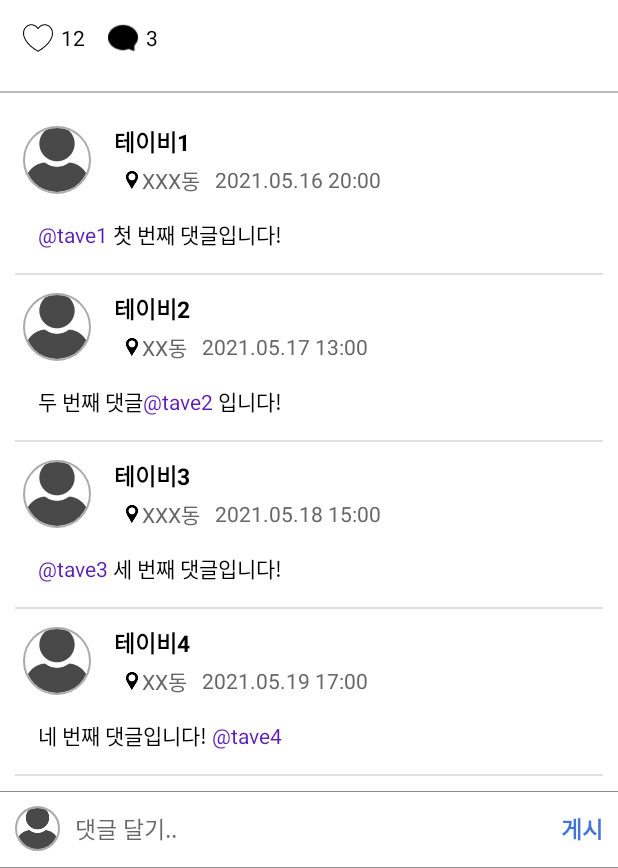
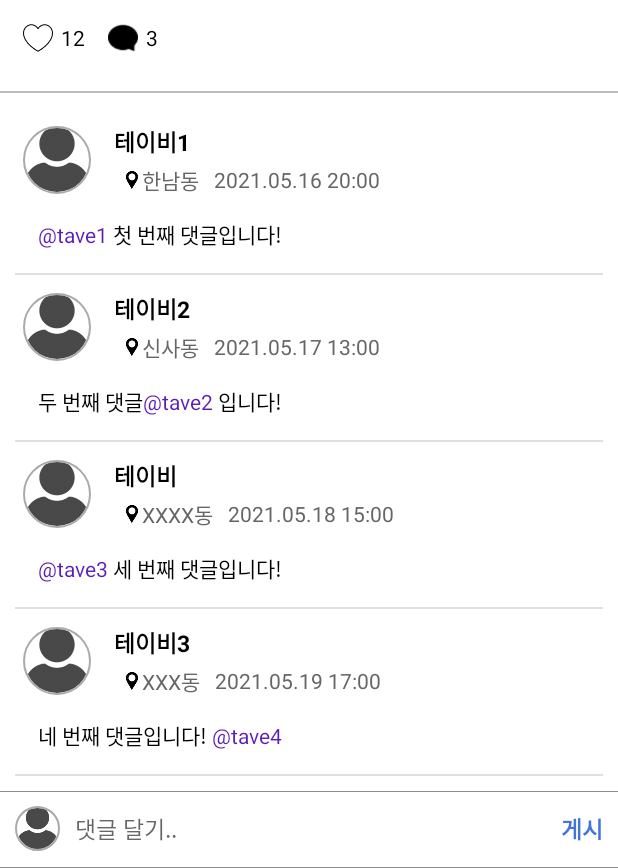
Before and after one commit to Tave7-DobDob/DobDob-Android, an Android app: the PostActivity screen opened directly, with no data from a screen before it, scrolled down 341 dp, on a phone screen of 412 x 824 dp, the part 368-1236 px from its top. Run offline under Robolectric (Android 15) with nearby library versions, the phone set to English and light mode, and no system bars; our stand-ins replace CircleImageView; libraries missing offline, so code that uses them is left out: me.relex.circleindicator; plain views replace CircleIndicator3; pictures from the network do not load; 13 statements that could not run were skipped.

Commit message:
2021.06.12 UI 수정 및 보완 12차(Parcelable로 모두 교체)

```diff
--- a/app/src/main/java/com/tave7/dobdob/PostActivity.java
+++ b/app/src/main/java/com/tave7/dobdob/PostActivity.java
@@ -53,8 +53,8 @@ public class PostActivity extends AppCompatActivity {
     boolean isDeleted = false;      //MainActivity에 전달해야 함(글을 삭제했는 지)
 
     NestedScrollView svEntirePost;
-    EditText etTitle, etContent, etTag;
-    TextView tvAddPhotos, tvHeartNums, tvCommentNums, tvTag;
+    EditText etTitle, etContent;
+    TextView tvAddPhotos, tvHeartNums, tvCommentNums;
     CircleIndicator3 indicator;
     PostPhotosPagerAdapter photoAdapter;
     ImageView ivHeart;
@@ -70,8 +70,8 @@ public class PostActivity extends AppCompatActivity {
         super.onCreate(savedInstanceState);
         setContentView(R.layout.activity_post);
 
-        seeUserInfo = (UserInfo) getIntent().getSerializableExtra("seeUserInfo");     //지금 화면을 보고 있는 사용자의 정보
-        postInfo = (PostInfoSimple) getIntent().getSerializableExtra("postInfo");     //TODO: DB에서 가져올 것인가(Extra로 안받아도됨)? 아니면 저장되어 있는 것을 보여줄 것인가?
+        seeUserInfo = (UserInfo) getIntent().getParcelableExtra("seeUserInfo");     //지금 화면을 보고 있는 사용자의 정보
+        postInfo = (PostInfoSimple) getIntent().getParcelableExtra("postInfo");     //TODO: DB에서 가져올 것인가(Extra로 안받아도됨)? 아니면 저장되어 있는 것을 보여줄 것인가?
 
         isWriter = seeUserInfo.getUserName().equals(postInfo.getWriterName());
 
@@ -93,10 +93,6 @@ public class PostActivity extends AppCompatActivity {
             tvHeartNums.setText(String.valueOf(postInfo.getHeartUsers().size()));
         tvCommentNums = findViewById(R.id.post_commentNum);
             tvCommentNums.setText(String.valueOf(postInfo.getCommentNum()));        //TODO: 수정 요망!
-        tvTag = findViewById(R.id.post_tag);
-            tvTag.setVisibility(View.GONE);
-        etTag = findViewById(R.id.post_etTag);
-            etTag.setVisibility(View.GONE);
         llTag = findViewById(R.id.post_LinearTag);
             if (postInfo.getPostTag().size() != 0) {
                 for (String tagName : postInfo.getPostTag()){
@@ -115,8 +111,8 @@ public class PostActivity extends AppCompatActivity {
                         Intent showContainTagPost = new Intent(PostActivity.this, TagPostActivity.class);
                         Bundle sctBundle = new Bundle();
                             sctBundle.putString("tagName", searchTag);
-                            sctBundle.putSerializable("tagPostLists", searchTagPosts(searchTag));       //어떻게?
-                            sctBundle.putSerializable("userInfo", seeUserInfo);
+                            sctBundle.putParcelableArrayList("tagPostLists", searchTagPosts(searchTag));       //어떻게?
+                            sctBundle.putParcelable("userInfo", seeUserInfo);
                         showContainTagPost.putExtras(sctBundle);
                         startActivity(showContainTagPost);
                         finish();
@@ -162,10 +158,10 @@ public class PostActivity extends AppCompatActivity {
 
         //TODO: 임시 commentList 생성(commentList는 Post와 연결되어 있어야 함)
             commentList = new ArrayList<>();
-            commentList.add(new CommentInfo("", "테이비1", "XXX동", "2021.05.16 20:00", "@tave1 첫 번째 댓글입니다!"));
-            commentList.add(new CommentInfo("", "테이비2", "XX동", "2021.05.17 13:00", "두 번째 댓글@tave2 입니다!"));
-            commentList.add(new CommentInfo("", "테이비3", "XXX동", "2021.05.18 15:00", "@tave3 세 번째 댓글입니다!"));
-            commentList.add(new CommentInfo("", "테이비4", "XX동", "2021.05.19 17:00", "네 번째 댓글입니다! @tave4 "));
+            commentList.add(new CommentInfo(new UserInfo(null, "테이비1", "한남동"), "2021.05.16 20:00", "@tave1 첫 번째 댓글입니다!"));
+            commentList.add(new CommentInfo(new UserInfo(null, "테이비2", "신사동"), "2021.05.17 13:00", "두 번째 댓글@tave2 입니다!"));
+            commentList.add(new CommentInfo(new UserInfo(null, "테이비", "XXXX동"), "2021.05.18 15:00", "@tave3 세 번째 댓글입니다!"));
+            commentList.add(new CommentInfo(new UserInfo(null, "테이비3", "XXX동"), "2021.05.19 17:00", "네 번째 댓글입니다! @tave4 "));
 
         rvComments = findViewById(R.id.postComments);
         LinearLayoutManager manager = new LinearLayoutManager(PostActivity.this, LinearLayoutManager.VERTICAL,false);
@@ -251,8 +247,7 @@ public class PostActivity extends AppCompatActivity {
                 @SuppressLint("SimpleDateFormat") SimpleDateFormat sdf = new SimpleDateFormat("yyyy.MM.dd HH:mm:ss");
                 String date = sdf.format(calendar.getTime());
 
-                commentList.add(new CommentInfo(seeUserInfo.getUserProfileUrl(), seeUserInfo.getUserName(), seeUserInfo.getUserTown(),
-                        date, writeComment));
+                commentList.add(new CommentInfo(seeUserInfo, date, writeComment));
                 commentAdapter.notifyDataSetChanged();
 
                 tvCommentNums.setText(String.valueOf(commentList.size()));      //TODO: 추후에 postInfo와 CommentInfo를 연동해야 함!!
@@ -350,15 +345,11 @@ public class PostActivity extends AppCompatActivity {
 
         if (isEdit) {
             tvAddPhotos.setVisibility(View.VISIBLE);
-            tvTag.setVisibility(View.VISIBLE);
-            etTag.setVisibility(View.VISIBLE);
             rvComments.setVisibility(View.GONE);
             llWriteComment.setVisibility(View.GONE);
         }
         else {
             tvAddPhotos.setVisibility(View.GONE);
-            tvTag.setVisibility(View.GONE);
-            etTag.setVisibility(View.GONE);
             rvComments.setVisibility(View.VISIBLE);
             llWriteComment.setVisibility(View.VISIBLE);
         }
--- a/app/src/main/java/com/tave7/dobdob/TagPostActivity.java
+++ b/app/src/main/java/com/tave7/dobdob/TagPostActivity.java
@@ -27,8 +27,8 @@ public class TagPostActivity extends AppCompatActivity {
         super.onCreate(savedInstanceState);
         setContentView(R.layout.activity_tag_post);
 
-        ArrayList<PostInfoSimple> tagPostLists = (ArrayList<PostInfoSimple>) getIntent().getExtras().getSerializable("tagPostLists");
-        UserInfo userInfo = (UserInfo) getIntent().getExtras().getSerializable("userInfo");
+        ArrayList<PostInfoSimple> tagPostLists = getIntent().getExtras().getParcelableArrayList("tagPostLists");
+        UserInfo userInfo = (UserInfo) getIntent().getExtras().getParcelable("userInfo");
 
         Toolbar toolbar = (Toolbar) findViewById(R.id.tagPost_toolbar);      //툴바 설정
         setSupportActionBar(toolbar);
--- a/app/src/main/java/com/tave7/dobdob/adapter/CommentRecyclerAdapter.java
+++ b/app/src/main/java/com/tave7/dobdob/adapter/CommentRecyclerAdapter.java
@@ -53,8 +53,8 @@ public class CommentRecyclerAdapter extends RecyclerView.Adapter<CommentRecycler
     @Override
     public void onBindViewHolder(CommentRecyclerAdapter.CommentViewHolder holder, int position) {
         //holder.commenterProfile.setImageURI("");     //TODO: 이미지 URL을 보이게 함
-        holder.commenterName.setText(commentList.get(position).getCommenterName());
-        holder.commenterTown.setText(commentList.get(position).getCommenterTown());
+        holder.commenterName.setText(commentList.get(position).getCommenterInfo().getUserName());
+        holder.commenterTown.setText(commentList.get(position).getCommenterInfo().getUserTown());
         holder.commentTime.setText(commentList.get(position).getCommentTime());
         holder.comment.setText(commentList.get(position).getContent());
             Spannable span = (Spannable) holder.comment.getText();
@@ -99,7 +99,7 @@ public class CommentRecyclerAdapter extends RecyclerView.Adapter<CommentRecycler
             }
             holder.comment.setMovementMethod(LinkMovementMethod.getInstance());
 
-        if (seeUserInfo.getUserName().equals(commentList.get(position).getCommenterName())){
+        if (seeUserInfo.getUserName().equals(commentList.get(position).getCommenterInfo().getUserName())){
             holder.commentDelete.setVisibility(View.VISIBLE);
             holder.commentDelete.setOnClickListener(v -> {
                 AlertDialog.Builder builder = new AlertDialog.Builder(context);
--- a/app/src/main/java/com/tave7/dobdob/data/CommentInfo.java
+++ b/app/src/main/java/com/tave7/dobdob/data/CommentInfo.java
@@ -1,25 +1,19 @@
 package com.tave7.dobdob.data;
 
 public class CommentInfo {
-    private String commenterProfile = "";           //TODO: UserInfo와 일치해야 함
-    private String commenterName = "";
-    private String commenterTown = "";
+    private UserInfo commenterInfo;
     private String commentTime = "";    //포스트가 올려진 시간
     //private ArrayList<String> mention = null;      (멘션된 사용자의 id가 포함되어야 함)
     private String content = "";
 
-    public CommentInfo(String commenterProfile, String commenterName, String commenterTown, String commentTime, String content){
-        this.commenterProfile = commenterProfile;
-        this.commenterName = commenterName;
-        this.commenterTown = commenterTown;
+    public CommentInfo(UserInfo commenterInfo, String commentTime, String content){
+        this.commenterInfo = commenterInfo;
         this.commentTime = commentTime;
         //this.mention = mention;
         this.content = content;
     }
 
-    public String getCommenterProfile() { return commenterProfile; }
-    public String getCommenterName() { return commenterName; }
-    public String getCommenterTown() { return commenterTown; }
+    public UserInfo getCommenterInfo() { return commenterInfo; }
     public String getCommentTime() { return commentTime; }
     //public String getMention() { return mention; }
     public String getContent() { return content; }
--- a/app/src/main/res/layout/activity_post.xml
+++ b/app/src/main/res/layout/activity_post.xml
@@ -196,22 +196,6 @@
                     android:layout_marginTop="10dp"
                     android:orientation="horizontal">
                     <!--각 태그들이 나열됨-->
-                    <TextView
-                        android:id="@+id/post_tag"
-                        android:layout_width="wrap_content"
-                        android:layout_height="wrap_content"
-                        android:text="#"
-                        android:textColor="#5AAEFF"
-                        android:textStyle="bold" />
-                    <EditText
-                        android:id="@+id/post_etTag"
-                        android:layout_width="100dp"
-                        android:layout_height="wrap_content"
-                        android:layout_marginEnd="10dp"
-                        android:hint="태그입력"
-                        android:inputType="text"
-                        android:textColor="#000000"
-                        android:textSize="15sp" />
                 </LinearLayout>
             </LinearLayout>
 
```
Also changed, not shown: app/src/main/java/com/tave7/dobdob/MainActivity.java (+11 -8 lines), app/src/main/java/com/tave7/dobdob/MyPageActivity.java (+5 -4 lines), app/src/main/java/com/tave7/dobdob/PostingActivity.java (+21 -15 lines), app/src/main/java/com/tave7/dobdob/adapter/PostRecyclerAdapter.java (+9 -7 lines), app/src/main/java/com/tave7/dobdob/data/PostInfoSimple.java (+42 -12 lines), app/src/main/java/com/tave7/dobdob/data/UserInfo.java (+34 -9 lines).
